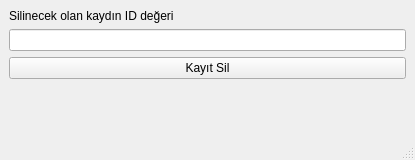
First picture: the form in lib/pop-window/kayit_sil.ui, repository kernelginar/kuys, before the edit.
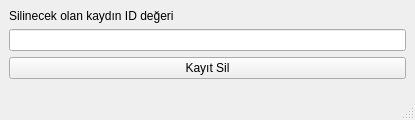
Second picture: the form after the edit.

What changed in the file:
```diff
--- a/lib/pop-window/kayit_sil.ui
+++ b/lib/pop-window/kayit_sil.ui
@@ -7,19 +7,19 @@
     <x>0</x>
     <y>0</y>
     <width>415</width>
-    <height>160</height>
+    <height>120</height>
    </rect>
   </property>
   <property name="minimumSize">
    <size>
     <width>415</width>
-    <height>160</height>
+    <height>120</height>
    </size>
   </property>
   <property name="maximumSize">
    <size>
-    <width>416</width>
-    <height>161</height>
+    <width>415</width>
+    <height>120</height>
    </size>
   </property>
   <property name="windowTitle">
```
